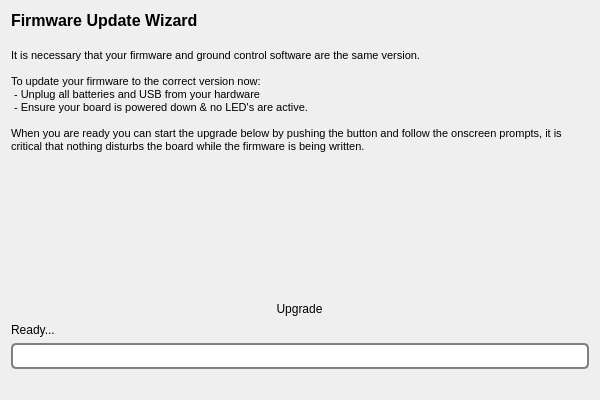
First picture: the form in ground/gcs/src/plugins/setupwizard/pages/autoupdatepage.ui, repository TauLabs/TauLabs, before the edit.
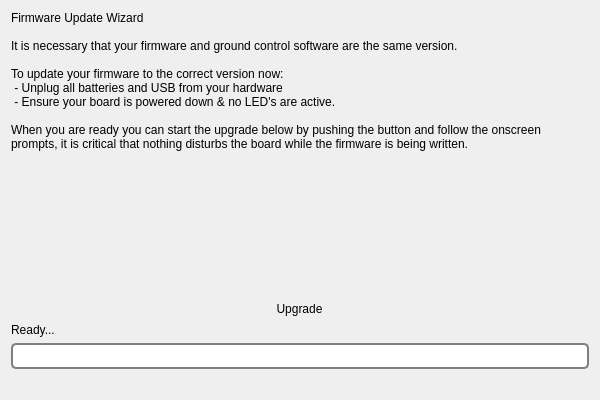
Second picture: the form after the edit. Icons and pictures are not drawn.

Commit message:
SetupWizard: strip formatting from text
The formatting applied does not work well across platforms.  Removing
until that is improved.

```diff
--- a/ground/gcs/src/plugins/setupwizard/pages/autoupdatepage.ui
+++ b/ground/gcs/src/plugins/setupwizard/pages/autoupdatepage.ui
@@ -17,19 +17,15 @@
    <item>
     <widget class="QLabel" name="label">
      <property name="text">
-      <string>&lt;!DOCTYPE HTML PUBLIC &quot;-//W3C//DTD HTML 4.0//EN&quot; &quot;http://www.w3.org/TR/REC-html40/strict.dtd&quot;&gt;
-&lt;html&gt;&lt;head&gt;&lt;meta name=&quot;qrichtext&quot; content=&quot;1&quot; /&gt;&lt;style type=&quot;text/css&quot;&gt;
-p, li { white-space: pre-wrap; }
-&lt;/style&gt;&lt;/head&gt;&lt;body style=&quot; font-family:'Lucida Grande'; font-size:13pt; font-weight:400; font-style:normal;&quot;&gt;
-&lt;p style=&quot; margin-top:0px; margin-bottom:0px; margin-left:0px; margin-right:0px; -qt-block-indent:0; text-indent:0px;&quot;&gt;&lt;span style=&quot; font-family:'MS Shell Dlg 2'; font-size:12pt; font-weight:600;&quot;&gt;Firmware Update Wizard&lt;/span&gt;&lt;/p&gt;
-&lt;p style=&quot;-qt-paragraph-type:empty; margin-top:0px; margin-bottom:0px; margin-left:0px; margin-right:0px; -qt-block-indent:0; text-indent:0px; font-family:'MS Shell Dlg 2'; font-size:12pt; font-weight:600;&quot;&gt;&lt;br /&gt;&lt;/p&gt;
-&lt;p style=&quot; margin-top:0px; margin-bottom:0px; margin-left:0px; margin-right:0px; -qt-block-indent:0; text-indent:0px;&quot;&gt;&lt;span style=&quot; font-family:'MS Shell Dlg 2'; font-size:8pt;&quot;&gt;It is necessary that your firmware and ground control software are the same version.&lt;/span&gt;&lt;/p&gt;
-&lt;p style=&quot;-qt-paragraph-type:empty; margin-top:0px; margin-bottom:0px; margin-left:0px; margin-right:0px; -qt-block-indent:0; text-indent:0px; font-family:'MS Shell Dlg 2'; font-size:8pt;&quot;&gt;&lt;br /&gt;&lt;/p&gt;
-&lt;p style=&quot; margin-top:0px; margin-bottom:0px; margin-left:0px; margin-right:0px; -qt-block-indent:0; text-indent:0px;&quot;&gt;&lt;span style=&quot; font-family:'MS Shell Dlg 2'; font-size:8pt;&quot;&gt;To update your firmware to the correct version now:&lt;/span&gt;&lt;/p&gt;
-&lt;p style=&quot; margin-top:0px; margin-bottom:0px; margin-left:0px; margin-right:0px; -qt-block-indent:0; text-indent:0px;&quot;&gt;&lt;span style=&quot; font-family:'MS Shell Dlg 2'; font-size:8pt;&quot;&gt; - Unplug all batteries and USB from your hardware&lt;/span&gt;&lt;/p&gt;
-&lt;p style=&quot; margin-top:0px; margin-bottom:0px; margin-left:0px; margin-right:0px; -qt-block-indent:0; text-indent:0px;&quot;&gt;&lt;span style=&quot; font-family:'MS Shell Dlg 2'; font-size:8pt;&quot;&gt; - Ensure your board is powered down &amp;amp; no LED's are active.&lt;/span&gt;&lt;/p&gt;
-&lt;p style=&quot;-qt-paragraph-type:empty; margin-top:0px; margin-bottom:0px; margin-left:0px; margin-right:0px; -qt-block-indent:0; text-indent:0px; font-family:'MS Shell Dlg 2'; font-size:8pt;&quot;&gt;&lt;br /&gt;&lt;/p&gt;
-&lt;p style=&quot; margin-top:0px; margin-bottom:0px; margin-left:0px; margin-right:0px; -qt-block-indent:0; text-indent:0px;&quot;&gt;&lt;span style=&quot; font-family:'MS Shell Dlg 2'; font-size:8pt;&quot;&gt;When you are ready you can start the upgrade below by pushing the button and follow the onscreen prompts, it is critical that nothing disturbs the board while the firmware is being written.&lt;/span&gt;&lt;/p&gt;&lt;/body&gt;&lt;/html&gt;</string>
+      <string>Firmware Update Wizard
+
+It is necessary that your firmware and ground control software are the same version.
+
+To update your firmware to the correct version now:
+ - Unplug all batteries and USB from your hardware
+ - Ensure your board is powered down &amp; no LED's are active.
+
+When you are ready you can start the upgrade below by pushing the button and follow the onscreen prompts, it is critical that nothing disturbs the board while the firmware is being written.</string>
      </property>
      <property name="alignment">
       <set>Qt::AlignLeading|Qt::AlignLeft|Qt::AlignTop</set>
```
The commit also changes 13 other files.
